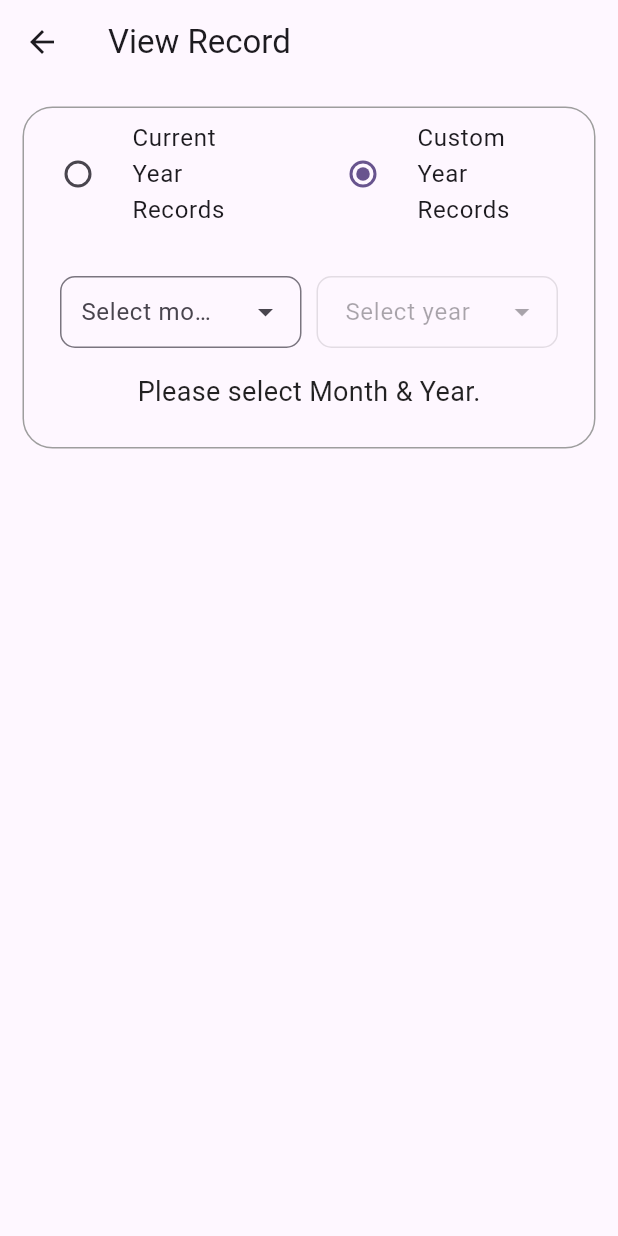
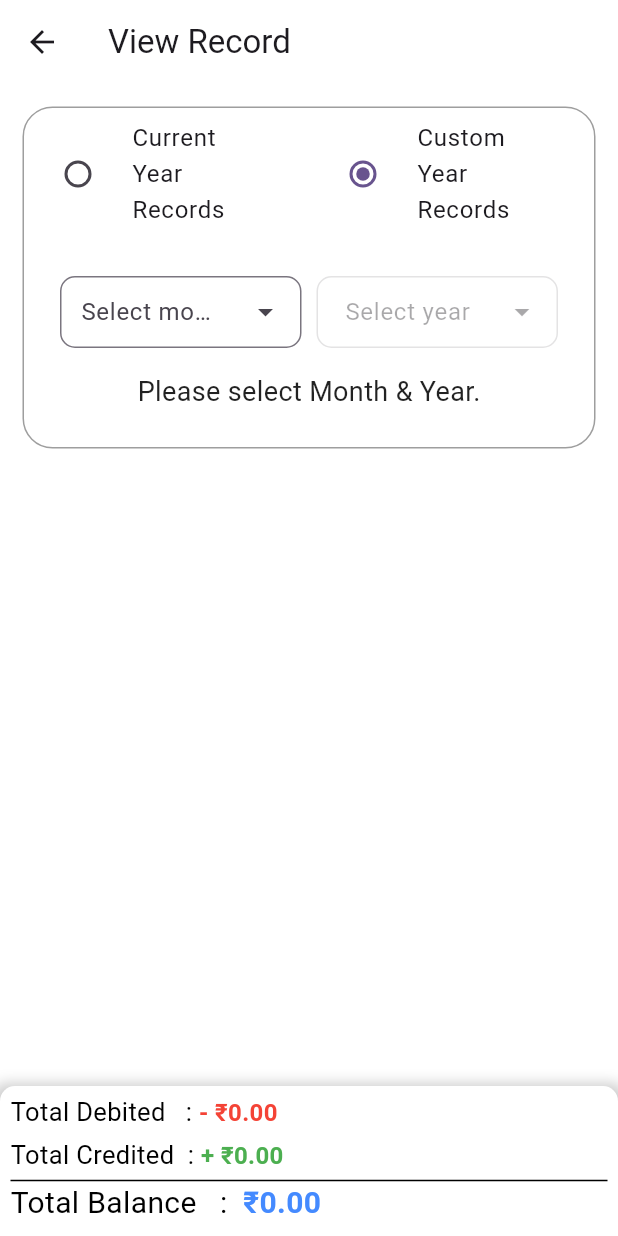
Before and after one commit to fdeveloper786/salary_budget_app, a Flutter app: the ViewRecordScreen screen opened by its route, after a tap on "Custom Year Records", on a phone screen of 412 x 824 dp. Run offline on Flutter 3.47's test engine with Material 2 defaults, Android fonts, the phone set to English and light mode, and no system bars; our stand-ins replace cloud_firestore, firebase_auth, firebase_core, fl_chart, flutter_native_splash, font_awesome_flutter and 4 more; missing offline and left inert: custom_gradient_button; accounts and stored records are empty.

Commit message:
Income calculation working..

```diff
--- a/lib/Data/Core/Utils/app_constants.dart
+++ b/lib/Data/Core/Utils/app_constants.dart
@@ -39,7 +39,8 @@ const String appId = "1:412855408264:web:4b49a536ca5f825368f13d";
 const String measurementId = "G-RECGZ6224P";
 
 // -------- Error Labels -------- //
-const String montYearErrorLbl = "Please enter month salary first with selection of month and year!";
+const String montYearErrorLbl =
+    "Please enter month salary first with selection of month and year!";
 const String monthYearExistanceErrorLbl = "Sorry ! Please add income first";
 const String monthlySalaryAddedLbl = "Monthly salary added successfully.";
 const String recordAddedLbl = "1 Record added successfully.";
@@ -51,10 +52,13 @@ const String customYrIncomeLbl = "Custom Year Income";
 const String currentYrRecordsLbl = "Current Year Records";
 const String customYrRecordsLbl = "Custom Year Records";
 
-
 // -------- Collections Name --------
 
 const String incomeLbl = 'total_income';
 const String currentYearCollectionNameLbl = 'current_year_income_data';
 const String customYearCollectionNameLbl = 'custom_year_income_data';
 const String expensedLbl = 'Expensed';
+
+const String totalDebitedLbl = 'Total Debited   :\t';
+const String totalCreditedLbl = 'Total Credited  :\t';
+const String totalBalanceLbl = 'Total Balance  \t:\t\t';
--- a/lib/Data/Core/Utils/app_decoration.dart
+++ b/lib/Data/Core/Utils/app_decoration.dart
@@ -1,34 +1,33 @@
-
-
 import 'package:flutter/material.dart';
 
 class AppStyle {
-  static const TextStyle txtBlack25 = const TextStyle(
-      color: Colors.black,
-      fontSize: 25,
-      fontWeight: FontWeight.bold
+  static const TextStyle txtBlack15 = const TextStyle(
+    color: Colors.black,
+    fontSize: 17.0,
+    fontWeight: FontWeight.w400,
   );
-  static const TextStyle txtBlack20 = const TextStyle(
-      color: Colors.black,
-      fontSize: 20,
-      fontWeight: FontWeight.bold
+  static const TextStyle txtBlack20Plain = const TextStyle(
+    color: Colors.black,
+    fontSize: 20.0,
+    fontWeight: FontWeight.w400,
   );
 
+  static const TextStyle txtBlackBold15 = const TextStyle(
+    color: Colors.black,
+    fontSize: 16.0,
+    fontWeight: FontWeight.w600,
+  );
+
+  static const TextStyle txtBlack25 = const TextStyle(
+      color: Colors.black, fontSize: 25, fontWeight: FontWeight.bold);
+  static const TextStyle txtBlack20 = const TextStyle(
+      color: Colors.black, fontSize: 20, fontWeight: FontWeight.bold);
 
   static const TextStyle txtWhite15 = const TextStyle(
-    color: Colors.white70,
-    fontSize: 15,
-    fontWeight: FontWeight.w600
-  );
+      color: Colors.white70, fontSize: 15, fontWeight: FontWeight.w600);
   static const TextStyle txtBlack18 = const TextStyle(
-      color: Colors.black87,
-      fontSize: 18,
-      fontWeight: FontWeight.w400
-  );
+      color: Colors.black87, fontSize: 18, fontWeight: FontWeight.w400);
 
   static const TextStyle txtWhite20 = const TextStyle(
-      color: Colors.white,
-      fontSize: 20,
-      fontWeight: FontWeight.w700
-  );
+      color: Colors.white, fontSize: 20, fontWeight: FontWeight.w700);
 }
--- a/lib/Domain/extensions/extensions.dart
+++ b/lib/Domain/extensions/extensions.dart
@@ -8,3 +8,13 @@ extension CurrencyFormatting on String {
     return currencyFormat.format(valueAsDouble);
   }
 }
+
+extension StringToDouble on String {
+  double toDoubleOrDefault(double defaultValue) {
+    try {
+      return double.parse(this);
+    } catch (e) {
+      return defaultValue;
+    }
+  }
+}
--- a/lib/Presentation/Screens/Login/controller/login_controller.dart
+++ b/lib/Presentation/Screens/Login/controller/login_controller.dart
@@ -32,5 +32,4 @@ class LoginController extends GetxController {
   void setSession([String? phoneNo]) async {
     await AuthenticationRepository.instance.setLoginSession(phoneNo!);
   }
-
 }
--- /dev/null
+++ b/lib/Presentation/Screens/calculation/view/calculation_view.dart
@@ -0,0 +1,87 @@
+import 'package:flutter/material.dart';
+import 'package:get/get.dart';
+import 'package:salary_budget/Data/Core/Utils/app_constants.dart';
+import 'package:salary_budget/Data/Core/Utils/app_decoration.dart';
+import 'package:salary_budget/Domain/extensions/extensions.dart';
+import 'package:salary_budget/Presentation/Screens/view_record/controller/view_controller.dart';
+import 'package:salary_budget/Presentation/Widgets/common_widgets/rich_text.dart';
+
+class CalculationNavbar extends StatelessWidget {
+  final ViewRecordController? viewRecordController;
+
+  const CalculationNavbar({super.key, this.viewRecordController});
+
+  @override
+  Widget build(BuildContext context) {
+    return Container(
+      height: 100,
+      decoration: BoxDecoration(
+        color: Colors.white, // Container background color
+        borderRadius: BorderRadius.only(
+          topRight: Radius.circular(10.0),
+          topLeft: Radius.circular(10.0),
+        ), // Optional: Add rounded corners
+        boxShadow: [
+          BoxShadow(
+            color: Colors.grey.withOpacity(0.5), // Shadow color
+            spreadRadius: 5, // Spread radius
+            blurRadius: 7, // Blur radius
+            offset: Offset(0, 3), // Offset from the top
+          ),
+        ],
+      ),
+      child: calculationWidget(),
+    );
+  }
+
+  Widget calculationWidget() {
+    return Obx(() {
+      return Padding(
+        padding: const EdgeInsets.symmetric(horizontal: 07.0, vertical: 05.0),
+        child: Column(
+          crossAxisAlignment: CrossAxisAlignment.start,
+          children: [
+            CustomRichText(
+              text: totalDebitedLbl,
+              textStyle: AppStyle.txtBlack15,
+              value: '-\t' +
+                  viewRecordController!.totalDebitedAmount
+                      .toStringAsFixed(2)
+                      .formatAsCurrency(),
+              valueStyle: AppStyle.txtBlackBold15.copyWith(color: Colors.red),
+            ),
+            const SizedBox(
+              height: 05,
+            ),
+            CustomRichText(
+              text: totalCreditedLbl,
+              textStyle: AppStyle.txtBlack15,
+              value: '+\t' +
+                  viewRecordController!.totalCreditedAmount.value
+                      .toStringAsFixed(2)
+                      .formatAsCurrency(),
+              valueStyle: AppStyle.txtBlackBold15.copyWith(color: Colors.green),
+            ),
+            const SizedBox(
+              height: 05,
+            ),
+            Divider(
+              color: Colors.black,
+              thickness: 1.0,
+              height: 0.5,
+            ),
+            CustomRichText(
+              text: totalBalanceLbl,
+              textStyle: AppStyle.txtBlack20Plain,
+              value: viewRecordController!.totalBalance.value
+                  .toStringAsFixed(2)
+                  .formatAsCurrency(), //'33,987.00',
+              valueStyle:
+                  AppStyle.txtBlack20.copyWith(color: Colors.blueAccent),
+            ),
+          ],
+        ),
+      );
+    });
+  }
+}
--- a/lib/Presentation/Screens/view_record/controller/view_controller.dart
+++ b/lib/Presentation/Screens/view_record/controller/view_controller.dart
@@ -23,6 +23,12 @@ class ViewRecordController extends GetxController {
   RxBool isCurrentSalaryEnteredEnabled = false.obs;
   RxBool isPreviousSalaryEnteredEnabled = false.obs;
   RxBool isMonthYearSelected = false.obs;
+  List<double> debitedAmounts = [];
+  List<double> creditedAmounts = [];
+  var totalDebitedAmount = 0.00.obs;
+  var totalCreditedAmount = 0.00.obs;
+  var totalBalance = 0.00.obs;
+
   var monthList = [
     'Jan',
     'Feb',
@@ -77,6 +83,11 @@ class ViewRecordController extends GetxController {
       customSalaryController.clear();
     } else {
       recordList.clear();
+      debitedAmounts.clear();
+      creditedAmounts.clear();
+      totalDebitedAmount.value = 0.00;
+      totalCreditedAmount.value = 0.00;
+      totalBalance.value = 0.00;
       fieldValue.value = '';
       checkIncome(fieldValue.value);
     }
@@ -86,6 +97,11 @@ class ViewRecordController extends GetxController {
       String monthName, String yearNo) async {
     try {
       recordList.clear();
+      debitedAmounts.clear();
+      creditedAmounts.clear();
+      totalDebitedAmount.value = 0.00;
+      totalCreditedAmount.value = 0.00;
+      totalBalance.value = 0.00;
       if (selectedRadio.value == 0) {
         CollectionReference incomeData = _firestore
             .collection(currentYearCollectionNameLbl)
@@ -124,6 +140,11 @@ class ViewRecordController extends GetxController {
       collectionName, userNumber, year, month) async {
     try {
       recordList.clear();
+      debitedAmounts.clear();
+      creditedAmounts.clear();
+      totalDebitedAmount.value = 0.00;
+      totalCreditedAmount.value = 0.00;
+      totalBalance.value = 0.00;
       CollectionReference expensedData = FirebaseFirestore.instance
           .collection(collectionName)
           .doc(userNumber)
@@ -135,16 +156,37 @@ class ViewRecordController extends GetxController {
           snapshot.docs.map((doc) => doc.data() as Map<String, dynamic>));
       if (firestoreData.isNotEmpty) {
         for (var data in firestoreData) {
-          final expensedAmount = data['expensed_amount'];
+          final expensedAmount = double.tryParse(data['expensed_amount']);
           recordList.add(ViewRecordTileModel(
-              expendAmount: double.tryParse(expensedAmount)!
-                  .toStringAsFixed(2)
-                  .formatAsCurrency(), //data['expensed_amount'],
-              expendDate: data['expensed_date'],
-              expendType: data['expensed_type'],
-              particularName: data['expensed_particular'],
-              paymentDate: data['payment_date'],
-              paymentStatus: data['payment_status']));
+            expendAmount: expensedAmount!.toStringAsFixed(2).formatAsCurrency(),
+            expendDate: data['expensed_date'],
+            expendType: data['expensed_type'],
+            particularName: data['expensed_particular'],
+            paymentDate: data['payment_date'],
+            paymentStatus: data['payment_status'],
+          ));
+
+          if (data['expensed_type'] == 'Debit') {
+            debitedAmounts.add(expensedAmount);
+            totalDebitedAmount.value = totalDebitedMethod(debitedAmounts);
+          }
+          if (data['expensed_type'] == 'Credit') {
+            creditedAmounts.add(expensedAmount);
+            totalCreditedAmount.value = totalCreditedMethod(creditedAmounts);
+          }
+          if (data['expensed_type'] == 'Borrow') {
+            //creditedAmounts.clear();
+            //debitedAmounts.clear();
+            //totalDebitedAmount.value = 0.00;
+            //totalCreditedAmount.value = 0.00;
+            print(
+                '--borrow ${totalCreditedAmount.value} ${totalDebitedAmount.value}');
+          }
+
+          totalBalance.value = totalBalanceMethod(
+              double.tryParse(fieldValue.value),
+              totalDebitedAmount.value,
+              totalCreditedAmount.value);
         }
       } else {
         developer.log('--- ${firestoreData.length}');
@@ -155,6 +197,29 @@ class ViewRecordController extends GetxController {
     return recordList;
   }
 
+  totalDebitedMethod(List<double> debitedAmount) {
+    double totalDebited = 0.00;
+    for (double amount in debitedAmount) {
+      totalDebited += amount;
+    }
+    return totalDebited;
+  }
+
+  totalCreditedMethod(List<double> creditedAmount) {
+    double totalCredited = 0.00;
+    for (double amount in creditedAmount) {
+      totalCredited += amount;
+    }
+    return totalCredited;
+  }
+
+  totalBalanceMethod(
+      double? totalIncome, double? totalDebit, double? totalCredit) {
+    double totalBalance = 0.00;
+    totalBalance = (totalIncome! - totalDebit!) + totalCredit!;
+    return totalBalance;
+  }
+
   checkIncome(incomeVal) {
     if (incomeVal == '') {
       isIncomeNull.value = false;
--- a/lib/Presentation/Screens/view_record/view/view_record_screen.dart
+++ b/lib/Presentation/Screens/view_record/view/view_record_screen.dart
@@ -1,6 +1,7 @@
 import 'package:flutter/material.dart';
 import 'package:get/get.dart';
 import 'package:salary_budget/Data/Core/Utils/app_constants.dart';
+import 'package:salary_budget/Presentation/Screens/calculation/view/calculation_view.dart';
 import 'package:salary_budget/Presentation/Screens/view_record/controller/view_controller.dart';
 import 'package:salary_budget/Presentation/Screens/view_record/widgets/current_year_data.dart';
 import 'package:salary_budget/Presentation/Screens/view_record/widgets/custom_year_data.dart';
@@ -12,8 +13,13 @@ class ViewRecordScreen extends StatelessWidget {
   @override
   Widget build(BuildContext context) {
     return Scaffold(
+        backgroundColor: Colors.white,
         appBar: AppBar(
           title: const Text('View Record'),
+          backgroundColor: Colors.white,
+        ),
+        bottomNavigationBar: CalculationNavbar(
+          viewRecordController: viewRecordController,
         ),
         body: Stack(
           children: [
--- /dev/null
+++ b/lib/Presentation/Widgets/common_widgets/rich_text.dart
@@ -0,0 +1,22 @@
+import 'package:flutter/material.dart';
+
+class CustomRichText extends StatelessWidget {
+  final String? text;
+  final String? value;
+  final TextStyle? textStyle;
+  final TextStyle? valueStyle;
+
+  const CustomRichText(
+      {super.key, this.text, this.value, this.textStyle, this.valueStyle});
+
+  @override
+  Widget build(BuildContext context) {
+    return RichText(
+        text: TextSpan(
+            style: DefaultTextStyle.of(context).style,
+            children: <TextSpan>[
+          TextSpan(text: text, style: textStyle),
+          TextSpan(text: value, style: valueStyle),
+        ]));
+  }
+}
--- a/pubspec.yaml
+++ b/pubspec.yaml
@@ -49,6 +49,8 @@ dependencies:
   intl: ^0.18.1
   firebase_core_web: ^2.8.0
   cloud_firestore: ^4.9.2
+  font_awesome_flutter: ^10.6.0
+  google_sign_in: ^6.1.5
 
 
 
```
Also changed, not shown: lib/Presentation/Screens/calculation/binding/calculation_binding.dart (added), lib/Presentation/Screens/calculation/controller/calculation_controller.dart (added).
